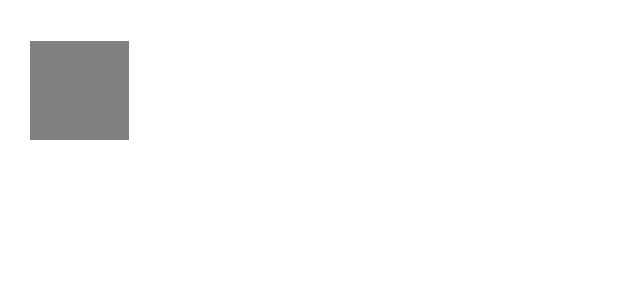
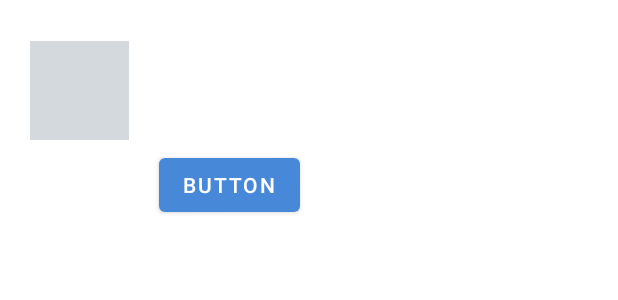
Before and after one commit to javon300/ShoppersStore, an Android app: the layout pruduct_card.xml on its own in the app's theme, with its tools: preview values and no code run, on a phone screen of 412 x 824 dp. Shown: the top 300 px of the screen. Run offline under Robolectric (Android 15) with nearby library versions, the phone set to English and light mode, and no system bars.

Commit message:
Added btn

```diff
--- a/app/src/main/res/layout/pruduct_card.xml
+++ b/app/src/main/res/layout/pruduct_card.xml
@@ -3,7 +3,8 @@
     xmlns:android="http://schemas.android.com/apk/res/android"
     xmlns:app="http://schemas.android.com/apk/res-auto"
     android:layout_width="match_parent"
-    android:layout_height="wrap_content">
+    android:layout_height="wrap_content"
+    android:orientation="horizontal">
 
     <ImageView
         android:id="@+id/cardImage"
@@ -12,49 +13,60 @@
         android:layout_marginStart="20dp"
         android:layout_marginTop="7dp"
         app:srcCompat="@drawable/man1"
-        app:tint="#808080" />
+        app:tint="#527A8997" />
 
     <LinearLayout
-        android:layout_width="match_parent"
-        android:layout_height="match_parent"
+        android:layout_width="wrap_content"
+        android:layout_height="wrap_content"
         android:orientation="vertical" >
-
 
         <TextView
             android:id="@+id/cardNameTf"
-            android:layout_width="264dp"
+            android:layout_width="wrap_content"
             android:layout_height="wrap_content"
             android:layout_marginStart="20dp"
-            android:layout_marginTop="15dp"
+            android:layout_marginTop="25dp"
             android:layout_marginEnd="20dp"
             android:maxLines="1"
             android:text=""
             android:textColor="@color/black"
-            android:textSize="16sp" />
+            android:textSize="14sp" />
 
 
         <TextView
             android:id="@+id/cardBranTf"
-            android:layout_width="264dp"
+            android:layout_width="wrap_content"
             android:layout_height="wrap_content"
             android:layout_marginStart="20dp"
-            android:layout_marginTop="15dp"
+            android:layout_marginTop="5dp"
             android:layout_marginEnd="20dp"
             android:maxLines="1"
             android:text=""
             android:textColor="@color/black"
-            android:textSize="16sp" />
+            android:textSize="14sp" />
 
         <TextView
             android:id="@+id/cardDescriptionTf"
-            android:layout_width="264dp"
+            android:layout_width="wrap_content"
             android:layout_height="wrap_content"
             android:layout_marginStart="20dp"
-            android:layout_marginTop="15dp"
+            android:layout_marginTop="5dp"
             android:layout_marginEnd="20dp"
             android:maxLines="1"
             android:text=""
             android:textColor="@color/black"
-            android:textSize="16sp" />
+            android:textSize="14sp" />
+
+        <Button
+            android:id="@+id/cartBtn"
+            android:layout_width="wrap_content"
+            android:layout_height="wrap_content"
+            android:layout_marginStart="20dp"
+            android:layout_marginTop="5dp"
+            android:layout_marginEnd="20dp"
+            android:text="Button"/>
     </LinearLayout>
+
+
+
 </LinearLayout>
```
